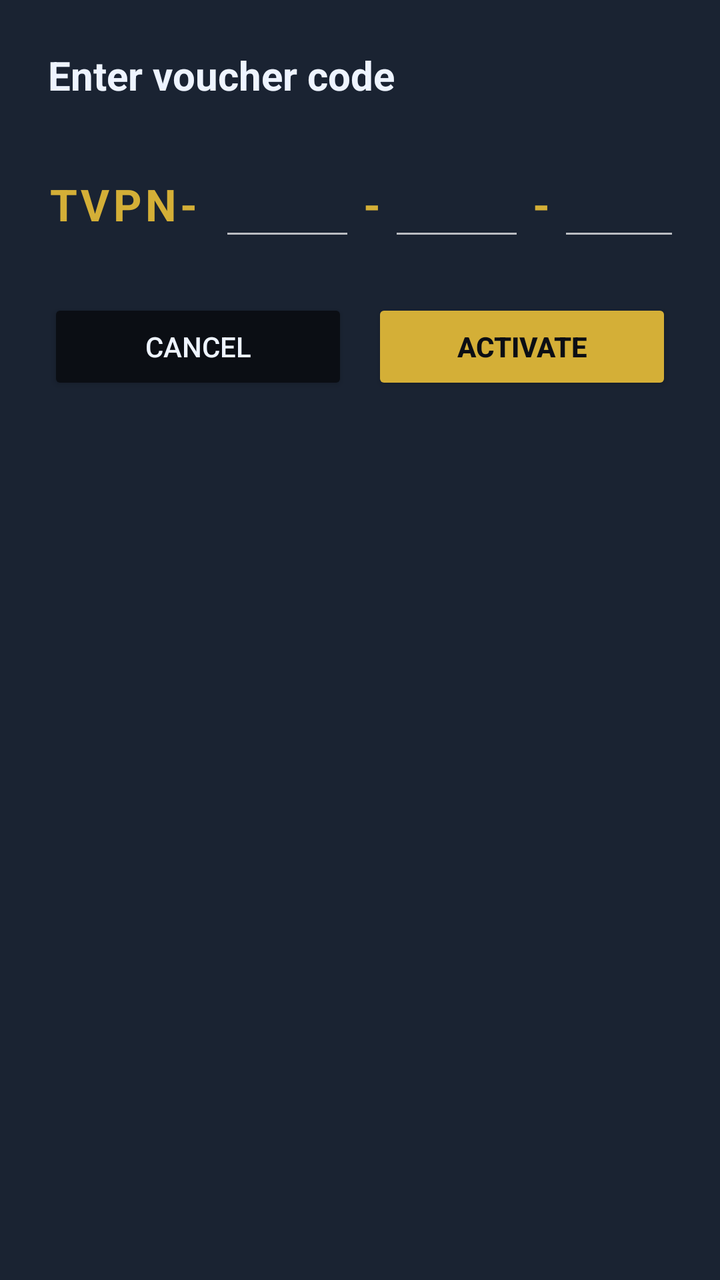
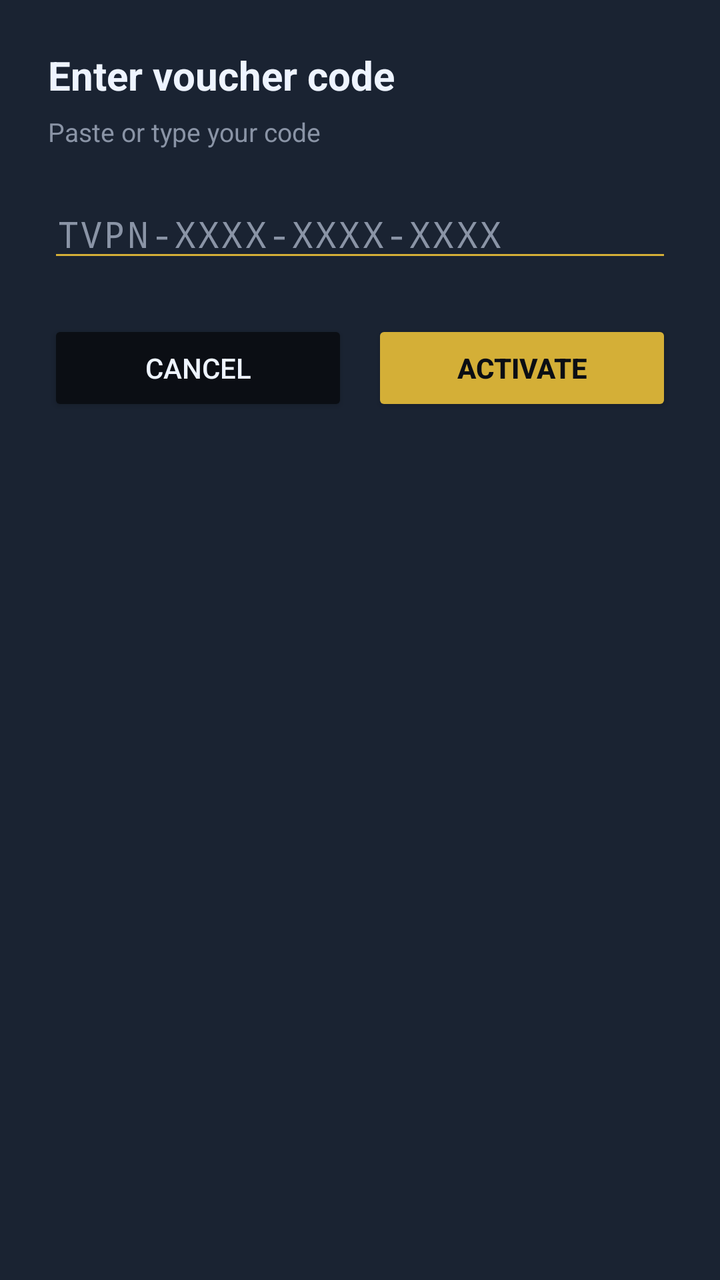

An Android layout rendered at two revisions. The XML below is the earlier revision; the diff shows what the commit changed to produce the second picture.
<!-- AndroidManifest.xml: application theme Theme.AppCompat.NoActionBar -->
<!-- res/layout/voucher.xml -->
<?xml version="1.0" encoding="utf-8"?>
<LinearLayout xmlns:android="http://schemas.android.com/apk/res/android"
    android:layout_width="match_parent"
    android:layout_height="wrap_content"
    android:background="@color/card_surface"
    android:orientation="vertical"
    android:padding="24dp">

    <TextView
        android:layout_width="match_parent"
        android:layout_height="wrap_content"
        android:text="@string/dialog_voucher_title"
        android:textColor="@color/text_main"
        android:textSize="20sp"
        android:textStyle="bold" />

    <LinearLayout
        android:layout_width="wrap_content"
        android:layout_height="wrap_content"
        android:layout_gravity="center_horizontal"
        android:layout_marginTop="28dp"
        android:gravity="center_vertical"
        android:orientation="horizontal">

        <TextView
            android:layout_width="wrap_content"
            android:layout_height="wrap_content"
            android:layout_marginEnd="10dp"
            android:letterSpacing="0.08"
            android:text="TVPN-"
            android:textColor="@color/brand_gold"
            android:textSize="22sp"
            android:textStyle="bold" />

        <EditText
            android:id="@+id/editSeg1"
            android:layout_width="68dp"
            android:layout_height="wrap_content"
            android:gravity="center"
            android:inputType="textCapCharacters"
            android:letterSpacing="0.12"
            android:maxLength="4"
            android:textColor="@color/text_main"
            android:textSize="22sp"
            android:textStyle="bold" />

        <TextView
            android:layout_width="wrap_content"
            android:layout_height="wrap_content"
            android:layout_marginStart="4dp"
            android:layout_marginEnd="4dp"
            android:text="-"
            android:textColor="@color/brand_gold"
            android:textSize="22sp"
            android:textStyle="bold" />

        <EditText
            android:id="@+id/editSeg2"
            android:layout_width="68dp"
            android:layout_height="wrap_content"
            android:gravity="center"
            android:inputType="textCapCharacters"
            android:letterSpacing="0.12"
            android:maxLength="4"
            android:textColor="@color/text_main"
            android:textSize="22sp"
            android:textStyle="bold" />

        <TextView
            android:layout_width="wrap_content"
            android:layout_height="wrap_content"
            android:layout_marginStart="4dp"
            android:layout_marginEnd="4dp"
            android:text="-"
            android:textColor="@color/brand_gold"
            android:textSize="22sp"
            android:textStyle="bold" />

        <EditText
            android:id="@+id/editSeg3"
            android:layout_width="68dp"
            android:layout_height="wrap_content"
            android:gravity="center"
            android:inputType="textCapCharacters"
            android:letterSpacing="0.12"
            android:maxLength="4"
            android:textColor="@color/text_main"
            android:textSize="22sp"
            android:textStyle="bold" />
    </LinearLayout>

    <TextView
        android:id="@+id/txtError"
        android:layout_width="match_parent"
        android:layout_height="wrap_content"
        android:layout_marginTop="12dp"
        android:textColor="@color/state_red"
        android:textSize="13sp"
        android:visibility="gone" />

    <LinearLayout
        android:layout_width="match_parent"
        android:layout_height="wrap_content"
        android:layout_marginTop="24dp"
        android:orientation="horizontal">

        <Button
            android:id="@+id/btnCancel"
            android:layout_width="0dp"
            android:layout_height="48dp"
            android:layout_weight="1"
            android:backgroundTint="@color/bg_dark"
            android:text="@string/dialog_voucher_cancel"
            android:textColor="@color/text_main" />

        <Button
            android:id="@+id/btnSubmit"
            android:layout_width="0dp"
            android:layout_height="48dp"
            android:layout_marginStart="12dp"
            android:layout_weight="1"
            android:backgroundTint="@color/brand_gold"
            android:text="@string/dialog_voucher_submit"
            android:textColor="@color/bg_dark"
            android:textStyle="bold" />
    </LinearLayout>
</LinearLayout>
<!-- resources referenced by this layout -->
<resources>
  <color name="bg_dark">#0B0E14</color>
  <color name="brand_gold">#D4AF37</color>
  <color name="card_surface">#1A2332</color>
  <color name="state_red">#E63946</color>
  <color name="text_main">#EEF4FF</color>
  <string name="dialog_voucher_cancel">Cancel</string>
  <string name="dialog_voucher_submit">Activate</string>
  <string name="dialog_voucher_title">Enter voucher code</string>
</resources>

<!-- the commit's change to res/layout/voucher.xml (unified diff, before → after) -->
@@ -14,86 +14,36 @@
         android:textSize="20sp"
         android:textStyle="bold" />
 
-    <LinearLayout
-        android:layout_width="wrap_content"
+    <TextView
+        android:layout_width="match_parent"
         android:layout_height="wrap_content"
-        android:layout_gravity="center_horizontal"
-        android:layout_marginTop="28dp"
-        android:gravity="center_vertical"
-        android:orientation="horizontal">
+        android:layout_marginTop="6dp"
+        android:text="@string/dialog_voucher_hint"
+        android:textColor="@color/muted_label"
+        android:textSize="13sp" />
 
-        <TextView
-            android:layout_width="wrap_content"
-            android:layout_height="wrap_content"
-            android:layout_marginEnd="10dp"
-            android:letterSpacing="0.08"
-            android:text="TVPN-"
-            android:textColor="@color/brand_gold"
-            android:textSize="22sp"
-            android:textStyle="bold" />
-
-        <EditText
-            android:id="@+id/editSeg1"
-            android:layout_width="68dp"
-            android:layout_height="wrap_content"
-            android:gravity="center"
-            android:inputType="textCapCharacters"
-            android:letterSpacing="0.12"
-            android:maxLength="4"
-            android:textColor="@color/text_main"
-            android:textSize="22sp"
-            android:textStyle="bold" />
-
-        <TextView
-            android:layout_width="wrap_content"
-            android:layout_height="wrap_content"
-            android:layout_marginStart="4dp"
-            android:layout_marginEnd="4dp"
-            android:text="-"
-            android:textColor="@color/brand_gold"
-            android:textSize="22sp"
-            android:textStyle="bold" />
-
-        <EditText
-            android:id="@+id/editSeg2"
-            android:layout_width="68dp"
-            android:layout_height="wrap_content"
-            android:gravity="center"
-            android:inputType="textCapCharacters"
-            android:letterSpacing="0.12"
-            android:maxLength="4"
-            android:textColor="@color/text_main"
-            android:textSize="22sp"
-            android:textStyle="bold" />
-
-        <TextView
-            android:layout_width="wrap_content"
-            android:layout_height="wrap_content"
-            android:layout_marginStart="4dp"
-            android:layout_marginEnd="4dp"
-            android:text="-"
-            android:textColor="@color/brand_gold"
-            android:textSize="22sp"
-            android:textStyle="bold" />
-
-        <EditText
-            android:id="@+id/editSeg3"
-            android:layout_width="68dp"
-            android:layout_height="wrap_content"
-            android:gravity="center"
-            android:inputType="textCapCharacters"
-            android:letterSpacing="0.12"
-            android:maxLength="4"
-            android:textColor="@color/text_main"
-            android:textSize="22sp"
-            android:textStyle="bold" />
-    </LinearLayout>
+    <EditText
+        android:id="@+id/editVoucher"
+        android:layout_width="match_parent"
+        android:layout_height="wrap_content"
+        android:layout_marginTop="20dp"
+        android:autofillHints=""
+        android:backgroundTint="@color/brand_gold"
+        android:fontFamily="monospace"
+        android:hint="TVPN-XXXX-XXXX-XXXX"
+        android:imeOptions="actionDone"
+        android:inputType="textCapCharacters|textNoSuggestions"
+        android:letterSpacing="0.06"
+        android:maxLines="1"
+        android:textColor="@color/text_main"
+        android:textColorHint="@color/muted_label"
+        android:textSize="18sp" />
 
     <TextView
         android:id="@+id/txtError"
         android:layout_width="match_parent"
         android:layout_height="wrap_content"
-        android:layout_marginTop="12dp"
+        android:layout_marginTop="10dp"
         android:textColor="@color/state_red"
         android:textSize="13sp"
         android:visibility="gone" />
<!-- resource entries referenced after the edit -->
@@ -3,9 +3,11 @@
   <color name="bg_dark">#0B0E14</color>
   <color name="brand_gold">#D4AF37</color>
   <color name="card_surface">#1A2332</color>
+  <color name="muted_label">#8A94A6</color>
   <color name="state_red">#E63946</color>
   <color name="text_main">#EEF4FF</color>
   <string name="dialog_voucher_cancel">Cancel</string>
+  <string name="dialog_voucher_hint">Paste or type your code</string>
   <string name="dialog_voucher_submit">Activate</string>
   <string name="dialog_voucher_title">Enter voucher code</string>
 </resources>
